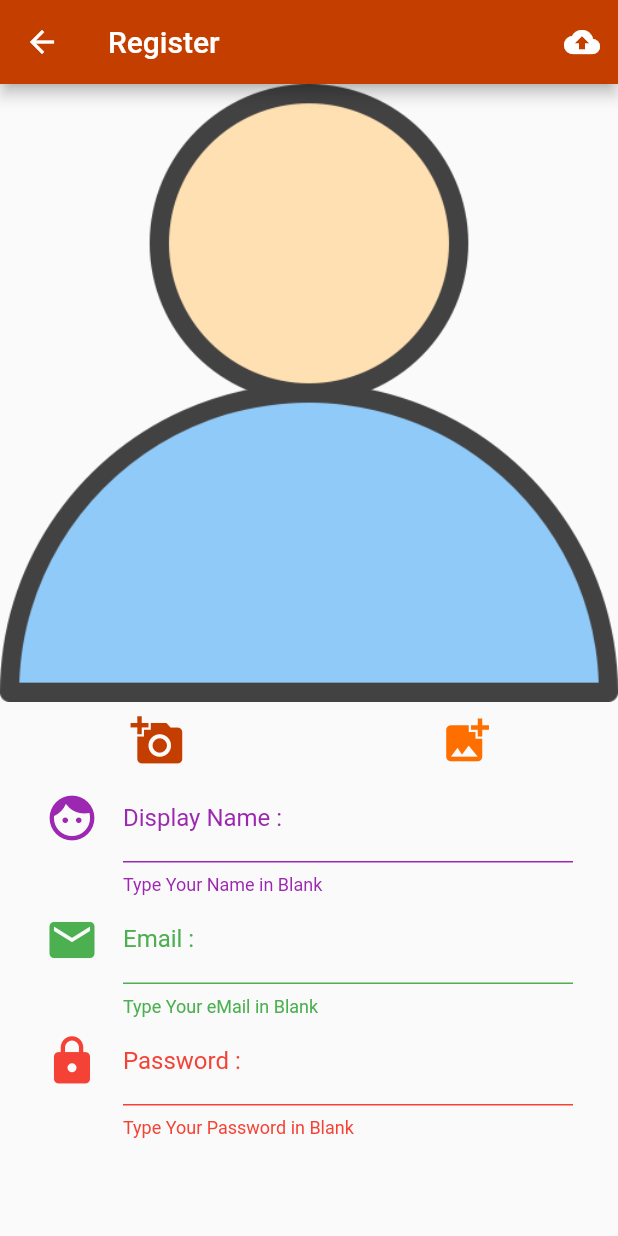
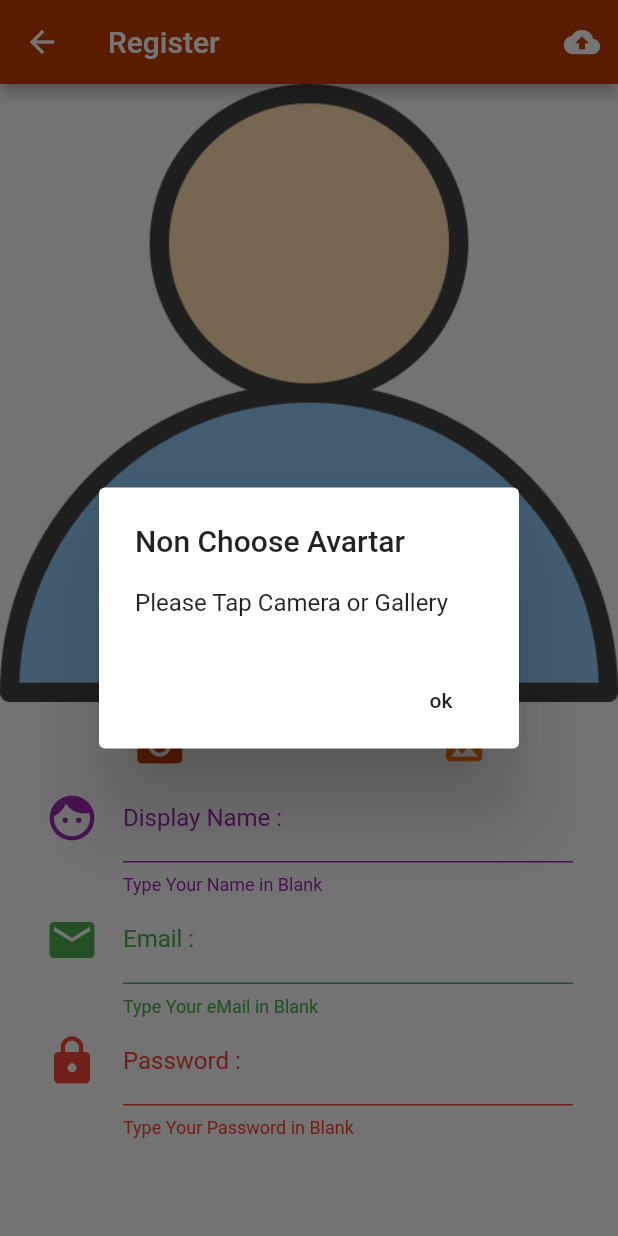
Before and after one commit to Prasit-tang/GuangGlo, a Flutter app: the Register screen opened directly, after a tap on the "cloud upload" icon, on a phone screen of 412 x 824 dp. Run offline on Flutter 3.47's test engine with Material 2 defaults, Android fonts, the phone set to English and light mode, and no system bars; our stand-ins replace google_fonts, image_picker; missing offline and left inert: dart:ffi.

Commit message:
Value Complete

```diff
--- /dev/null
+++ b/lib/utility/normal_dialog.dart
@@ -0,0 +1,21 @@
+import 'package:flutter/material.dart';
+
+Future<void> normalDialog(
+    BuildContext context, String title, String message) async {
+  showDialog(
+      context: context,
+      builder: (BuildContext buildContext) {
+        return AlertDialog(
+          title: Text(title),
+          content: Text(message),
+          actions: <Widget>[
+            FlatButton(
+              onPressed: () {
+                Navigator.of(context).pop();
+              },
+              child: Text('ok'),
+            ),
+          ],
+        );
+      });
+}
--- a/lib/widget/register.dart
+++ b/lib/widget/register.dart
@@ -3,6 +3,7 @@ import 'dart:io';
 
 import 'package:flutter/material.dart';
 import 'package:guangglo/utility/my_style.dart';
+import 'package:guangglo/utility/normal_dialog.dart';
 import 'package:image_picker/image_picker.dart';
 
 class Register extends StatefulWidget {
@@ -14,6 +15,7 @@ class _RegisterState extends State<Register> {
   // Field
 
   File file;
+  String name, email, password;
 
   // Method
 
@@ -22,6 +24,9 @@ class _RegisterState extends State<Register> {
     return Container(
       padding: EdgeInsets.only(left: 30.0, right: 30.0),
       child: TextField(
+        onChanged: (String string) {
+          name = string.trim();
+        },
         decoration: InputDecoration(
             enabledBorder:
                 UnderlineInputBorder(borderSide: BorderSide(color: color)),
@@ -43,6 +48,9 @@ class _RegisterState extends State<Register> {
     return Container(
       padding: EdgeInsets.only(left: 30.0, right: 30.0),
       child: TextField(
+        onChanged: (String string) {
+          email = string.trim();
+        },
         decoration: InputDecoration(
             enabledBorder:
                 UnderlineInputBorder(borderSide: BorderSide(color: color)),
@@ -64,6 +72,9 @@ class _RegisterState extends State<Register> {
     return Container(
       padding: EdgeInsets.only(left: 30.0, right: 30.0),
       child: TextField(
+        onChanged: (String string) {
+          password = string.trim();
+        },
         decoration: InputDecoration(
             enabledBorder:
                 UnderlineInputBorder(borderSide: BorderSide(color: color)),
@@ -104,10 +115,7 @@ class _RegisterState extends State<Register> {
       setState(() {
         file = object;
       });
-    }
-     catch  (e) {
-
-     }
+    } catch (e) {}
   }
 
   Widget galleryButton() {
@@ -132,7 +140,8 @@ class _RegisterState extends State<Register> {
 
   Widget showAvartar() {
     return Container(
-      child: file == null  ? Image.asset('images/avartar.png') : Image.file(file)  ,
+      child:
+          file == null ? Image.asset('images/avartar.png') : Image.file(file),
       height: MediaQuery.of(context).size.height * 0.5,
       width: MediaQuery.of(context).size.width,
     );
@@ -142,7 +151,23 @@ class _RegisterState extends State<Register> {
     return IconButton(
       tooltip: 'Upload to Firebase',
       icon: Icon(Icons.cloud_upload),
-      onPressed: () {},
+      onPressed: () {
+        if (file == null) {
+          normalDialog(
+              context, 'Non Choose Avartar', 'Please Tap Camera or Gallery');
+        } else if (name == null ||
+            name.isEmpty ||
+            email == null ||
+            email.isEmpty ||
+            password == null ||
+            password.isEmpty) {
+          normalDialog(context, 'Have Space', 'Please fill Every Blank');
+        } else {
+
+
+
+        }
+      },
     );
   }
 
```
